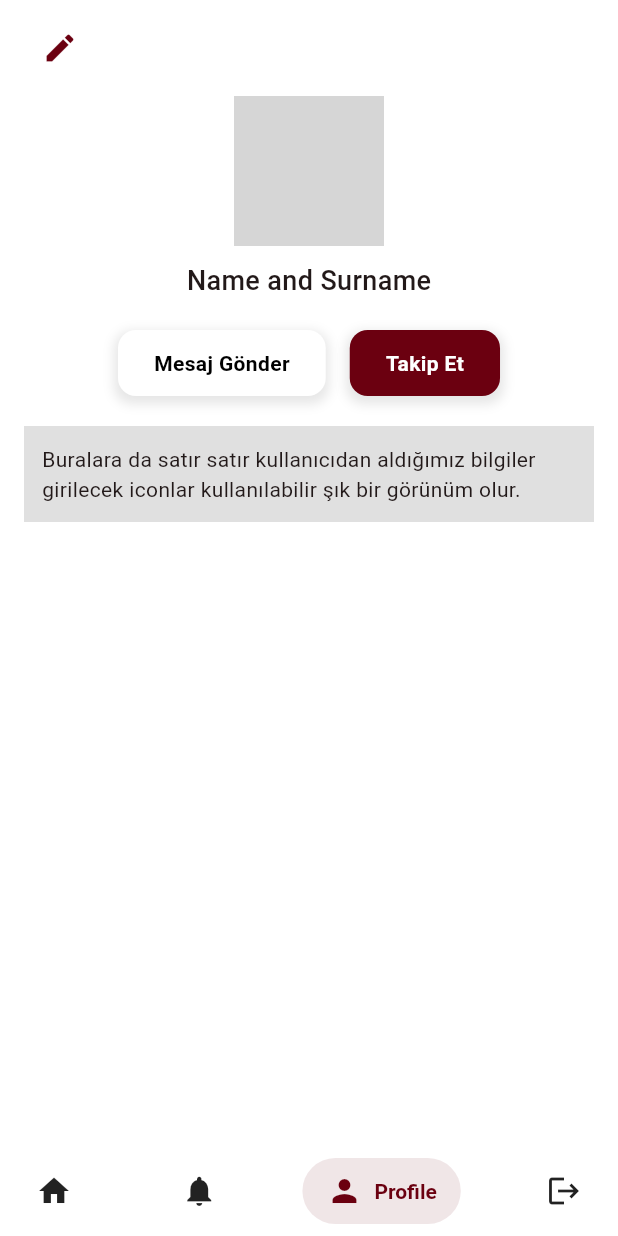
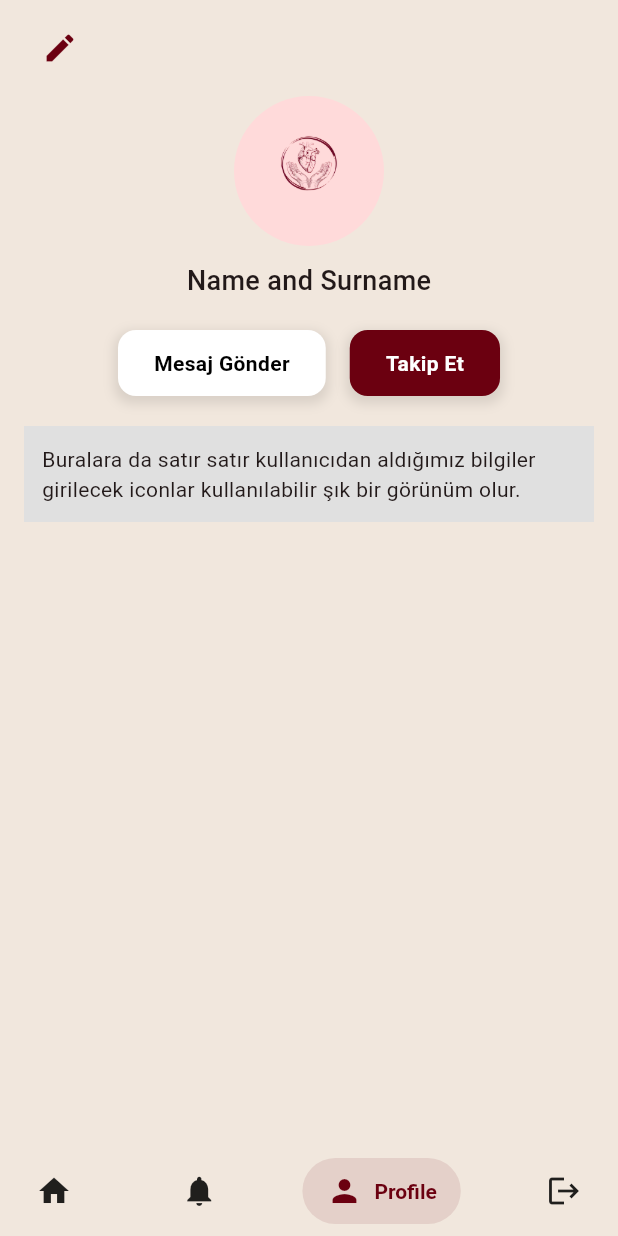
Before and after one commit to shuakr/Dietly, a Flutter app: the ProfilePage screen opened by its route, on a phone screen of 412 x 824 dp. Run offline on Flutter 3.47's test engine with Material 3 defaults, Android fonts, the phone set to English and light mode, and no system bars; drawn by our look-alikes of salomon_bottom_bar; our stand-ins replace cloud_firestore, firebase_auth, firebase_core, font_awesome_flutter, google_fonts, google_sign_in and 3 more; accounts and stored records are empty; grey boxes are pictures that could not be loaded.

Commit message:
fix: Change colors and clear Debug print

```diff
--- a/lib/screens/notification_screen.dart
+++ b/lib/screens/notification_screen.dart
@@ -16,7 +16,7 @@ class NotificationScreen extends StatelessWidget {
   @override
   Widget build(BuildContext context) {
     return Scaffold(
-      backgroundColor: const Color(0xFFF5E7D0),
+      backgroundColor: const Color(0xFFF1E7DD),
       appBar: AppBar(
         backgroundColor: const Color(0xFF6B0010),
         elevation: 0,
--- a/lib/screens/profile_screen.dart
+++ b/lib/screens/profile_screen.dart
@@ -9,11 +9,11 @@ class ProfilePage extends StatelessWidget {
   @override
   Widget build(BuildContext context) {
     const mainColor = Color(0xFF6B0010);
-    const bgColor = Colors.white;
+    const bgColor = Color(0xFFF1E7DD);
 
     return Scaffold(
       backgroundColor: bgColor,
-      bottomNavigationBar: const CustomBottomNavBar(initialIndex: 2), // 👈 eklendi
+      bottomNavigationBar: const CustomBottomNavBar(initialIndex: 2),
       body: SafeArea(
         child: Column(
           children: [
@@ -35,7 +35,7 @@ class ProfilePage extends StatelessWidget {
             ),
             const CircleAvatar(
               radius: 50,
-              backgroundImage: AssetImage('assets/avatar.png'),
+              backgroundImage: AssetImage('assets/dietlylogo.png'),
             ),
             const SizedBox(height: 10),
             const Text(
--- a/lib/widgets/salomon_bottom_bar.dart
+++ b/lib/widgets/salomon_bottom_bar.dart
@@ -54,7 +54,6 @@ class _CustomBottomNavBarState extends State<CustomBottomNavBar> {
         _navigateWithPageTransition(const HomeScreen());
         break;
       case 1:
-        debugPrint("🔔 Notifications button pressed");
         _navigateWithPageTransition(const NotificationScreen());
         break;
 
```
